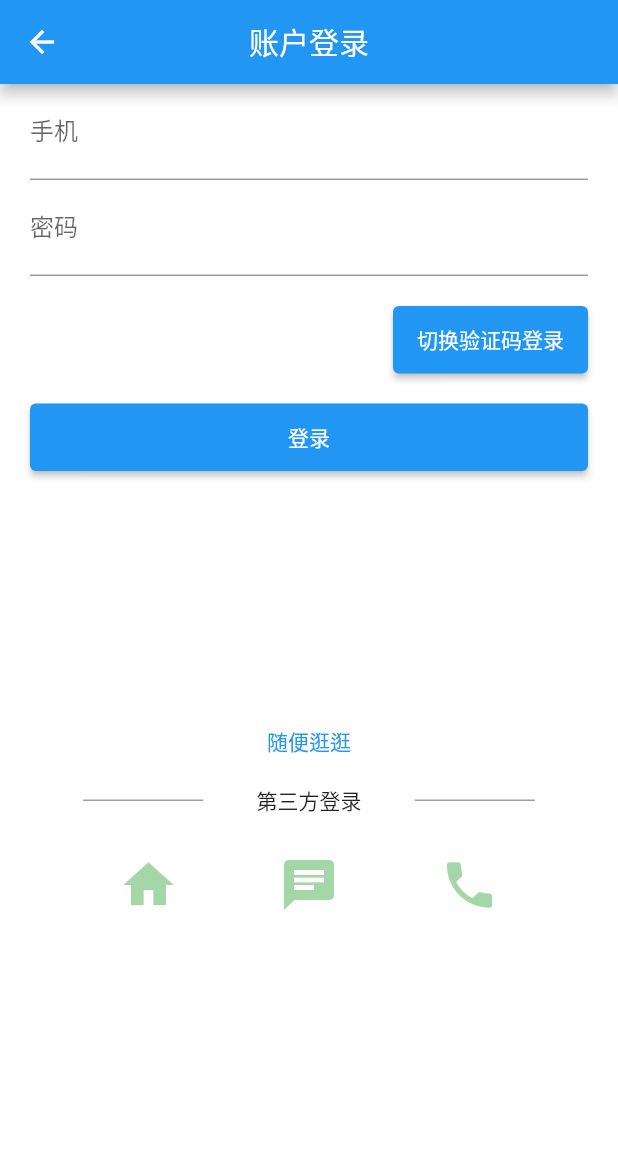
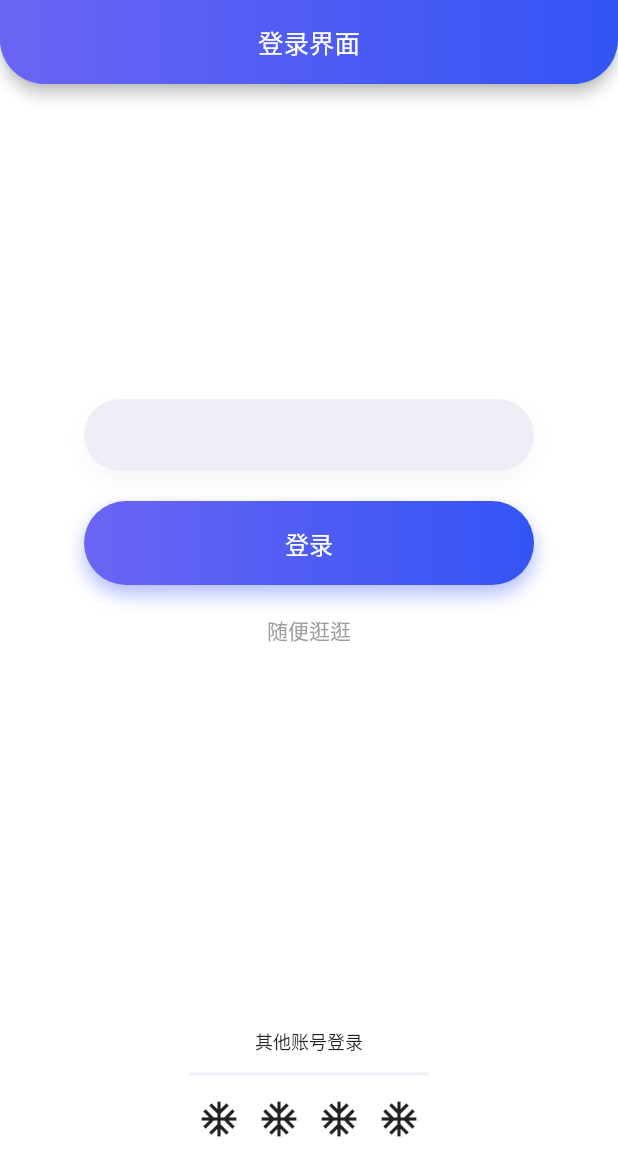
Before and after one commit to Exooool/Flutter-Track, a Flutter app: the RegPageAndLogPage screen opened directly, on a phone screen of 412 x 824 dp. Shown: the top 1176 px of the screen. Run offline on Flutter 3.47's test engine with Material 2 defaults, Android fonts, the phone set to English and light mode, and no system bars; missing offline and left inert: dart:ffi.

Commit message:
1/26代码进度提交

```diff
--- /dev/null
+++ b/lib/config/app_colors.dart
@@ -0,0 +1,22 @@
+import 'package:flutter/material.dart';
+
+class AppColors {
+  static const purple = Color.fromRGBO(107, 101, 244, 1);
+  static const blue = Color.fromRGBO(51, 84, 244, 1);
+  // 16进制颜色值转换
+  static Color string2Color(String colorString) {
+    int? value = 0x00000000;
+    if (colorString.isNotEmpty) {
+      if (colorString[0] == '#') {
+        colorString = colorString.substring(1);
+      }
+      value = int.tryParse(colorString, radix: 16);
+      if (value != null) {
+        if (value < 0xFF000000) {
+          value += 0xFF000000;
+        }
+      }
+    }
+    return Color(value!);
+  }
+}
--- a/lib/config/app_theme.dart
+++ b/lib/config/app_theme.dart
@@ -0,0 +1,12 @@
+import 'package:flutter/material.dart';
+import 'app_colors.dart';
+
+final ThemeData theme = ThemeData(
+  scaffoldBackgroundColor: Colors.white, //Scaffold的默认背景颜色
+  splashColor: Colors.transparent, // 取消水波纹特效
+  highlightColor: Colors.transparent, // 取消水波纹特效
+  backgroundColor: const Color.fromRGBO(229, 229, 229, 1),
+  bottomNavigationBarTheme:
+      const BottomNavigationBarThemeData(backgroundColor: Colors.transparent),
+  appBarTheme: AppBarTheme(),
+);
--- a/lib/main.dart
+++ b/lib/main.dart
@@ -1,4 +1,5 @@
 import 'package:flutter/material.dart';
+import 'config/app_theme.dart';
 import './pages/reg_and_log.dart';
 import './pages/home_menu.dart';
 
@@ -15,16 +16,9 @@ class MyApp extends StatelessWidget {
     return MaterialApp(
       // 去除debug标签
       debugShowCheckedModeBanner: false,
-
-      theme: ThemeData(
-        scaffoldBackgroundColor: Colors.white, //Scaffold的默认背景颜色
-        splashColor: Colors.transparent, // 取消水波纹特效
-        highlightColor: Colors.transparent, // 取消水波纹特效
-        backgroundColor: const Color.fromRGBO(229, 229, 229, 1),
-        bottomNavigationBarTheme:
-            BottomNavigationBarThemeData(backgroundColor: Colors.transparent),
-      ),
-      home: HomeMenu(),
+      theme: theme,
+      home: const RegPageAndLogPage(),
+      // home: HomeMenu(),
     );
   }
 }
--- /dev/null
+++ b/lib/pages/components/custom_appbar.dart
@@ -0,0 +1,70 @@
+import 'package:flutter/material.dart';
+
+bool _isDiscoverPage = false;
+String _title = '';
+
+createAppbar(String page, {String title = ''}) {
+  if (page == 'discover') {
+    _isDiscoverPage = true;
+  } else {
+    _isDiscoverPage = false;
+    _title = title;
+  }
+  return customAppbar;
+}
+
+var customAppbar = AppBar(
+  // 去除阴影
+  // elevation: 0,
+  // 设置appbar底部左右圆角边框
+  shape: const RoundedRectangleBorder(
+      side: BorderSide.none,
+      borderRadius: BorderRadius.only(
+          bottomLeft: Radius.circular(30), bottomRight: Radius.circular(30))),
+  // 弹性空间 设置appbar背景渐变色
+  flexibleSpace: Container(
+    // 设置内部container的圆角
+    decoration: const BoxDecoration(
+        borderRadius: BorderRadius.only(
+            bottomLeft: Radius.circular(30), bottomRight: Radius.circular(30)),
+        // 设置线性渐变
+        gradient: LinearGradient(
+            begin: Alignment.centerLeft,
+            end: Alignment.centerRight,
+            colors: [
+              Color.fromRGBO(107, 101, 244, 1),
+              Color.fromRGBO(51, 84, 244, 1)
+            ])),
+  ),
+  title: _isDiscoverPage
+      ? discoverTitle
+      : Text(
+          _title,
+          style: const TextStyle(fontSize: 17),
+        ),
+  centerTitle: true,
+);
+
+// 发现页appbar的tab切换
+var discoverTitle = const SizedBox(
+  child: TabBar(
+      // 隐藏指示点
+      isScrollable: true,
+      labelPadding: EdgeInsets.only(left: 9, right: 9),
+      labelStyle: TextStyle(
+        fontSize: 20,
+      ),
+      labelColor: Color.fromRGBO(240, 242, 243, 1),
+      unselectedLabelColor: Color.fromRGBO(240, 242, 243, 0.5),
+      unselectedLabelStyle: TextStyle(fontSize: 15),
+      padding: EdgeInsets.all(0),
+      indicator: BoxDecoration(color: Colors.transparent),
+      tabs: <Widget>[
+        Tab(
+          text: '资讯',
+        ),
+        Tab(
+          text: '动态',
+        )
+      ]),
+);
--- a/lib/pages/discover.dart
+++ b/lib/pages/discover.dart
@@ -1,5 +1,6 @@
 import 'package:flutter/material.dart';
 import './discover/news.dart';
+import 'components/custom_appbar.dart';
 
 class DiscoverPage extends StatefulWidget {
   DiscoverPage({Key? key}) : super(key: key);
@@ -14,55 +15,7 @@ class _DiscoverPageState extends State<DiscoverPage> {
     return DefaultTabController(
         length: 2,
         child: Scaffold(
-          appBar: AppBar(
-            // 去除阴影
-            // elevation: 0,
-            // 设置appbar底部左右圆角边框
-            shape: const RoundedRectangleBorder(
-                side: BorderSide.none,
-                borderRadius: BorderRadius.only(
-                    bottomLeft: Radius.circular(30),
-                    bottomRight: Radius.circular(30))),
-            // 弹性空间 设置appbar背景渐变色
-            flexibleSpace: Container(
-              // 设置内部container的圆角
-              decoration: const BoxDecoration(
-                  borderRadius: BorderRadius.only(
-                      bottomLeft: Radius.circular(30),
-                      bottomRight: Radius.circular(30)),
-                  // 设置线性渐变
-                  gradient: LinearGradient(
-                      begin: Alignment.centerLeft,
-                      end: Alignment.centerRight,
-                      colors: [
-                        Color.fromRGBO(107, 101, 244, 1),
-                        Color.fromRGBO(51, 84, 244, 1)
-                      ])),
-            ),
-            title: const SizedBox(
-              child: TabBar(
-                  // 隐藏指示点
-                  isScrollable: true,
-                  labelPadding: EdgeInsets.only(left: 9, right: 9),
-                  labelStyle: TextStyle(
-                    fontSize: 20,
-                  ),
-                  labelColor: Color.fromRGBO(240, 242, 243, 1),
-                  unselectedLabelColor: Color.fromRGBO(240, 242, 243, 0.5),
-                  unselectedLabelStyle: TextStyle(fontSize: 15),
-                  padding: EdgeInsets.all(0),
-                  indicator: BoxDecoration(color: Colors.transparent),
-                  tabs: <Widget>[
-                    Tab(
-                      text: '资讯',
-                    ),
-                    Tab(
-                      text: '动态',
-                    )
-                  ]),
-            ),
-            centerTitle: true,
-          ),
+          appBar: createAppbar('discover'),
           body: TabBarView(children: <Widget>[
             NewsComponent(),
             Center(
--- a/lib/pages/reg_and_log.dart
+++ b/lib/pages/reg_and_log.dart
@@ -1,4 +1,5 @@
 import 'package:flutter/material.dart';
+import 'components/custom_appbar.dart';
 
 class RegPageAndLogPage extends StatefulWidget {
   const RegPageAndLogPage({Key? key}) : super(key: key);
@@ -20,28 +21,152 @@ class _RegPageAndLogPageState extends State<RegPageAndLogPage> {
   // 切换验证码或密码登录
   bool logByPwd = true;
 
+  // 登录按钮
+  logButton() {
+    return Container(
+      decoration: BoxDecoration(
+          borderRadius: BorderRadius.circular(90),
+          boxShadow: const [
+            BoxShadow(
+              color: Color.fromRGBO(56, 86, 244, 0.4), // 阴影的颜色
+              offset: Offset(0, 6), // 阴影与容器的距离
+              blurRadius: 10, // 高斯的标准偏差与盒子的形状卷积。
+              spreadRadius: 0, // 在应用模糊之前，框应该膨胀的量。
+            ),
+          ],
+          gradient: const LinearGradient(
+              begin: Alignment.centerLeft,
+              end: Alignment.centerRight,
+              colors: [
+                Color.fromRGBO(107, 101, 244, 1),
+                Color.fromRGBO(51, 84, 244, 1)
+              ])),
+      margin: const EdgeInsets.all(20),
+      width: 300,
+      height: 56,
+      child: ElevatedButton(
+        style: ButtonStyle(
+            // 去除自身的背景色和阴影
+            backgroundColor: MaterialStateProperty.all(Colors.transparent),
+            elevation: MaterialStateProperty.all(0)),
+        child: const Text("登录", style: TextStyle(fontSize: 16)),
+        onPressed: () {
+          // 调用表单中的onSaved方法
+          var state = _formKey.currentState as FormState;
+          state.save();
+          if (state.validate()) {
+            print("手机号：$_number,密码：$_password");
+          }
+        },
+      ),
+    );
+  }
+
+  // 第三方登录
+  thirdPartyLog() {
+    return Expanded(
+        child: Container(
+      margin: const EdgeInsets.only(bottom: 64),
+      child: Column(
+        mainAxisAlignment: MainAxisAlignment.end,
+        children: <Widget>[
+          const SizedBox(
+            height: 18,
+          ),
+          Column(
+            mainAxisSize: MainAxisSize.max,
+            mainAxisAlignment: MainAxisAlignment.spaceEvenly,
+            children: <Widget>[
+              const Text(
+                '其他账号登录',
+                style: TextStyle(fontSize: 12),
+              ),
+              const SizedBox(height: 12),
+              Container(
+                width: 160,
+                height: 2,
+                color: const Color.fromRGBO(238, 238, 246, 1),
+              ),
+            ],
+          ),
+          const SizedBox(
+            height: 15,
+          ),
+          SizedBox(
+            width: 160,
+            child: Row(
+              mainAxisAlignment: MainAxisAlignment.spaceAround,
+              children: <Widget>[
+                InkWell(
+                  onTap: () {},
+                  child: const Icon(
+                    Icons.ac_unit,
+                    size: 28,
+                  ),
+                ),
+                InkWell(
+                  onTap: () {},
+                  child: const Icon(
+                    Icons.ac_unit,
+                    size: 28,
+                  ),
+                ),
+                InkWell(
+                  onTap: () {},
+                  child: const Icon(
+                    Icons.ac_unit,
+                    size: 28,
+                  ),
+                ),
+                InkWell(
+                  onTap: () {},
+                  child: const Icon(
+                    Icons.ac_unit,
+                    size: 28,
+                  ),
+                ),
+              ],
+            ),
+          )
+        ],
+      ),
+    ));
+  }
+
   @override
   Widget build(BuildContext context) {
     return Scaffold(
         backgroundColor: Colors.white,
-        appBar: AppBar(
-          title: const Text('账户登录'),
-          centerTitle: true,
-        ),
+        appBar: createAppbar('log', title: '登录界面'),
         body: GestureDetector(
           onTap: () {
             print("点击了空白区域");
             _focusNodePassWord.unfocus();
             _focusNodeUserName.unfocus();
           },
-          child: ListView(
+          child: Column(
             children: <Widget>[
               // 手机与密码输入区域
               Container(
-                margin: const EdgeInsets.only(left: 20, right: 20),
-                decoration: const BoxDecoration(
-                    borderRadius: BorderRadius.all(Radius.circular(8)),
-                    color: Colors.white),
+                width: 300,
+                margin: const EdgeInsets.only(top: 210, left: 20, right: 20),
+                decoration: BoxDecoration(
+                    boxShadow: const [
+                      BoxShadow(
+                        offset: Offset(0, 5),
+                        blurRadius: 10,
+                        spreadRadius: 0,
+                        color: Color.fromRGBO(8, 52, 84, 0.05),
+                      ),
+                      BoxShadow(
+                        offset: Offset(-1, -2),
+                        blurRadius: 4,
+                        spreadRadius: 0,
+                        color: Color.fromRGBO(255, 255, 255, 1),
+                      )
+                    ],
+                    borderRadius: BorderRadius.circular(90),
+                    color: const Color.fromRGBO(238, 238, 246, 1)),
                 child: Form(
                   key: _formKey,
                   child: Column(
@@ -49,9 +174,10 @@ class _RegPageAndLogPageState extends State<RegPageAndLogPage> {
                       TextFormField(
                         focusNode: _focusNodeUserName,
                         decoration: const InputDecoration(
-                          labelText: '手机',
-                          hintText: '请输入手机号',
-                        ),
+
+                            // labelText: '手机',
+                            // hintText: '请输入手机号',
+                            border: InputBorder.none),
                         onSaved: (v) {
                           _number = v;
                         },
@@ -62,82 +188,61 @@ class _RegPageAndLogPageState extends State<RegPageAndLogPage> {
                           return null;
                         },
                       ),
-                      Visibility(
-                        visible: logByPwd,
-                        child: TextFormField(
-                          focusNode: _focusNodePassWord,
-                          obscureText: true,
-                          decoration: const InputDecoration(
-                            labelText: "密码",
-                            hintText: "请输入密码",
-                          ),
-                          onSaved: (v) {
-                            _password = v;
-                          },
-                          validator: (v) {
-                            if (v!.trim().length < 6) {
-                              return "密码不能小于11位";
-                            }
-                            return null;
-                          },
-                        ),
-                      ),
-                      Visibility(
-                          visible: !logByPwd,
-                          child: TextFormField(
-                            decoration: const InputDecoration(
-                              labelText: "验证码",
-                              hintText: "请输入验证码",
-                            ),
-                          ))
+                      // Visibility(
+                      //   visible: logByPwd,
+                      //   child: TextFormField(
+                      //     focusNode: _focusNodePassWord,
+                      //     obscureText: true,
+                      //     decoration: const InputDecoration(
+                      //       labelText: "密码",
+                      //       hintText: "请输入密码",
+                      //     ),
+                      //     onSaved: (v) {
+                      //       _password = v;
+                      //     },
+                      //     validator: (v) {
+                      //       if (v!.trim().length < 6) {
+                      //         return "密码不能小于11位";
+                      //       }
+                      //       return null;
+                      //     },
+                      //   ),
+                      // ),
+                      // Visibility(
+                      //     visible: !logByPwd,
+                      //     child: TextFormField(
+                      //       decoration: const InputDecoration(
+                      //         labelText: "验证码",
+                      //         hintText: "请输入验证码",
+                      //       ),
+                      //     ))
                     ],
                   ),
                 ),
               ),
               // 切换密码登录和验证码登录
-              Row(
-                mainAxisAlignment: MainAxisAlignment.end,
-                children: <Widget>[
-                  Container(
-                    margin: const EdgeInsets.only(top: 20, left: 20, right: 20),
-                    height: 45,
-                    child: ElevatedButton(
-                        onPressed: () {
-                          setState(() {
-                            if (logByPwd) {
-                              logByPwd = false;
-                            } else {
-                              logByPwd = true;
-                            }
-                          });
-                        },
-                        child: Text(logByPwd ? '切换验证码登录' : '切换密码登录')),
-                  ),
-                ],
-              ),
-
-              // 登录按钮
-              Container(
-                margin: const EdgeInsets.all(20),
-                height: 45,
-                child: ElevatedButton(
-                  child: const Text("登录"),
-                  onPressed: () {
-                    // 调用表单中的onSaved方法
-                    var state = _formKey.currentState as FormState;
-                    state.save();
-                    if (state.validate()) {
-                      print("手机号：$_number,密码：$_password");
-                    }
-                  },
-                ),
-              ),
-
-              // 第三方登录
-              Container(
-                margin: const EdgeInsets.only(top: 150, left: 20, right: 20),
-                child: Column(
-                  children: <Widget>[
+              // Row(
+              //   mainAxisAlignment: MainAxisAlignment.end,
+              //   children: <Widget>[
+              //     Container(
+              //       margin: const EdgeInsets.only(top: 20, left: 20, right: 20),
+              //       height: 45,
+              //       child: ElevatedButton(
+              //           onPressed: () {
+              //             setState(() {
+              //               if (logByPwd) {
+              //                 logByPwd = false;
+              //               } else {
+              //                 logByPwd = true;
+              //               }
+              //             });
+              //           },
+              //           child: Text(logByPwd ? '切换验证码登录' : '切换密码登录')),
+              //     ),
+              //   ],
+              // ),
+              logButton(),
+              // 随便逛逛
               Row(
                 mainAxisAlignment: MainAxisAlignment.center,
                 children: <Widget>[
@@ -147,61 +252,15 @@ class _RegPageAndLogPageState extends State<RegPageAndLogPage> {
                     },
                     child: const Text(
                       '随便逛逛',
-                            style: TextStyle(color: Colors.blue),
+                      style: TextStyle(
+                          fontSize: 14,
+                          color: Color.fromRGBO(158, 158, 158, 1)),
                     ),
                   )
                 ],
               ),
-                    const SizedBox(
-                      height: 18,
-                    ),
-                    Row(
-                      mainAxisSize: MainAxisSize.max,
-                      mainAxisAlignment: MainAxisAlignment.spaceEvenly,
-                      children: <Widget>[
-                        Container(
-                          width: 80,
-                          height: 1.0,
-                          color: Colors.grey,
-                        ),
-                        const Text('第三方登录'),
-                        Container(
-                          width: 80,
-                          height: 1.0,
-                          color: Colors.grey,
-                        ),
-                      ],
-                    ),
-                    const SizedBox(
-                      height: 18,
-                    ),
-                    Row(
-                      mainAxisAlignment: MainAxisAlignment.spaceEvenly,
-                      children: <Widget>[
-                        IconButton(
-                          color: Colors.green[200],
-                          // 第三方库icon图标
-                          icon: Icon(Icons.home),
-                          iconSize: 40.0,
-                          onPressed: () {},
-                        ),
-                        IconButton(
-                          color: Colors.green[200],
-                          icon: Icon(Icons.chat),
-                          iconSize: 40.0,
-                          onPressed: () {},
-                        ),
-                        IconButton(
-                          color: Colors.green[200],
-                          icon: Icon(Icons.phone),
-                          iconSize: 40.0,
-                          onPressed: () {},
-                        )
-                      ],
-                    )
-                  ],
-                ),
-              )
+              // 第三方登录
+              thirdPartyLog()
             ],
           ),
         ));
```
Lines whose indentation alone changed are shown as unchanged.
